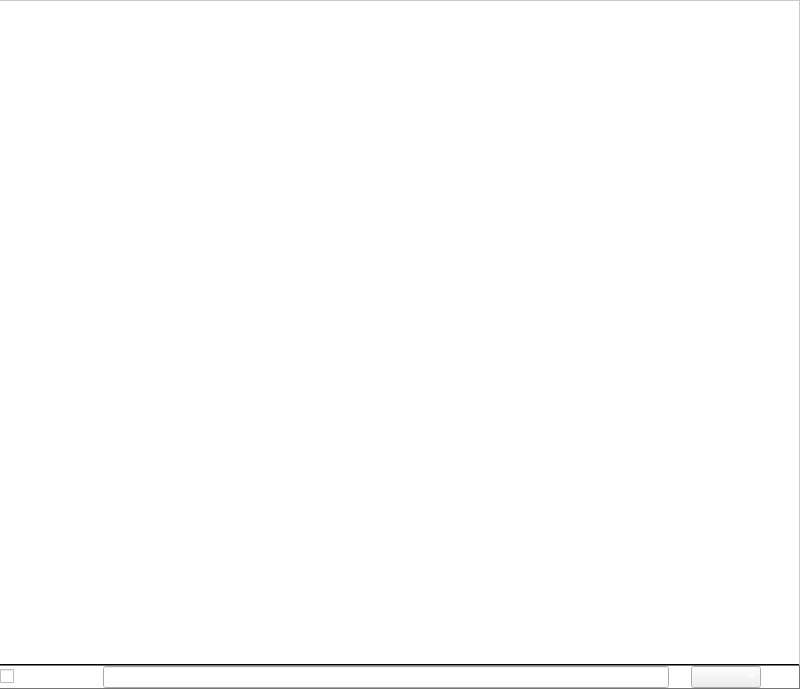
Above: plugins/perspective/GraphPerspective/designer/SpreadViewTableWidget.ui from vadivelselvaraj/TulipGLImprovement before the change. Below: the same form after it.
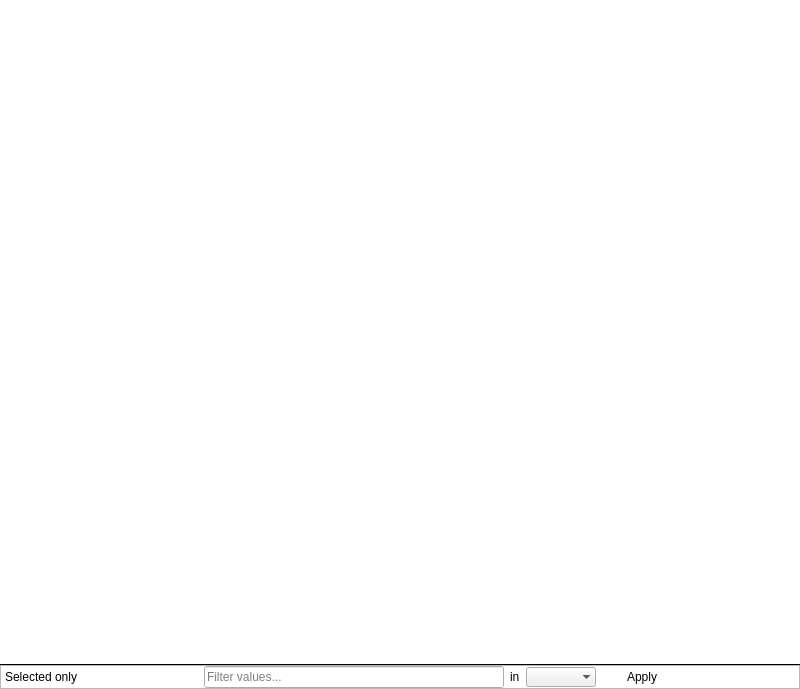
That is the form after the change. Icons and pictures are not drawn. Custom widgets are drawn as their Qt base class.

```diff
--- a/plugins/perspective/GraphPerspective/designer/SpreadViewTableWidget.ui
+++ b/plugins/perspective/GraphPerspective/designer/SpreadViewTableWidget.ui
@@ -23,71 +23,53 @@
     <number>0</number>
    </property>
    <item>
-    <widget class="GraphTableWidget" name="tableView">
+    <widget class="QFrame" name="tableFrame">
      <property name="styleSheet">
-      <string notr="true">QTableView {
-background-color: white;
-border: 1px solid #C9C9C9;
-border-left: 0px;
+      <string notr="true">#tableFrame {
+border: 0px;
 border-bottom: 1px solid black;
 }</string>
      </property>
      <property name="frameShape">
       <enum>QFrame::NoFrame</enum>
      </property>
-     <property name="editTriggers">
-      <set>QAbstractItemView::DoubleClicked|QAbstractItemView::EditKeyPressed</set>
+     <property name="frameShadow">
+      <enum>QFrame::Raised</enum>
      </property>
-     <property name="selectionBehavior">
-      <enum>QAbstractItemView::SelectRows</enum>
-     </property>
-     <property name="sortingEnabled">
-      <bool>true</bool>
-     </property>
-     <attribute name="horizontalHeaderStretchLastSection">
-      <bool>true</bool>
-     </attribute>
+     <layout class="QVBoxLayout" name="verticalLayout_2">
+      <property name="margin">
+       <number>0</number>
+      </property>
+      <item>
+       <widget class="GraphTableWidget" name="tableView">
+        <property name="styleSheet">
+         <string notr="true">QFrame#tableView {
+background-color: white;
+border: 0px;
+}</string>
+        </property>
+        <property name="frameShape">
+         <enum>QFrame::NoFrame</enum>
+        </property>
+        <property name="editTriggers">
+         <set>QAbstractItemView::DoubleClicked|QAbstractItemView::EditKeyPressed</set>
+        </property>
+        <property name="selectionBehavior">
+         <enum>QAbstractItemView::SelectRows</enum>
+        </property>
+        <property name="sortingEnabled">
+         <bool>true</bool>
+        </property>
+        <attribute name="horizontalHeaderStretchLastSection">
+         <bool>true</bool>
+        </attribute>
+       </widget>
+      </item>
+     </layout>
     </widget>
    </item>
    <item>
     <widget class="QFrame" name="bottomFrame">
-     <property name="styleSheet">
-      <string notr="true">* {
-color: white;
-font: bold 11px;
-}
-
-#bottomFrame {
-border-top: 1px solid rgba(117,117,117,255);
-border-bottom: 1px solid rgba(117,117,117,255);
-border-right: 1px solid rgba(117,117,117,255);
-border-left: 0px;
-background-color: qlineargradient(spread:pad, x1:0, y1:0, x2:, y2:1, 
-stop:0 rgb(75,75,75),
-stop:1 rgb(60, 60, 60));
-}
-
-QPushButton {
-border: 0px;
-border-image: none;
-}
-
-QPushButton:hover {
-border: 0px;
-border-image: none;
-background-color: qlineargradient(spread:pad, x1:0, y1:0, x2:, y2:1, 
-stop:0 rgb(85,85,85),
-stop:1 rgb(70, 70, 70));
-}
-
-QPushButton:pressed, .QPushButton:checked {
-border: 0px;
-border-image: none;
-background-color: qlineargradient(spread:pad, x1:0, y1:0, x2:, y2:1, 
-stop:0 rgb(65,65,65),
-stop:1 rgb(50, 50, 50));
-}</string>
-     </property>
      <property name="frameShape">
       <enum>QFrame::StyledPanel</enum>
      </property>
@@ -99,19 +81,86 @@
        <number>0</number>
       </property>
       <item>
-       <widget class="QCheckBox" name="showOnlySelectedElementsCheckBox">
+       <widget class="QPushButton" name="showOnlySelectedElementsCheckBox">
+        <property name="maximumSize">
+         <size>
+          <width>16777215</width>
+          <height>24</height>
+         </size>
+        </property>
+        <property name="styleSheet">
+         <string notr="true">QCheckBox::text {
+color: blue;
+}
+QCheckBox::indicator {
+color: green;
+}
+QCheckBox::indicator:unchecked {
+color: green;
+ }
+
+ QCheckBox::indicator:unchecked:hover {
+color: green;
+ }
+
+ QCheckBox::indicator:unchecked:pressed {
+color: green;
+ }
+
+ QCheckBox::indicator:checked {
+color: green;
+ }
+
+ QCheckBox::indicator:checked:hover {
+color: green;
+ }
+
+ QCheckBox::indicator:checked:pressed {
+color: green;
+ }
+
+ QCheckBox::indicator:indeterminate:hover {
+color: green;
+ }
+
+ QCheckBox::indicator:indeterminate:pressed {
+color: green;
+ }</string>
+        </property>
         <property name="text">
          <string>Selected only</string>
         </property>
+        <property name="checkable">
+         <bool>true</bool>
+        </property>
+        <property name="flat">
+         <bool>true</bool>
+        </property>
        </widget>
       </item>
+      <item>
+       <spacer name="horizontalSpacer">
+        <property name="orientation">
+         <enum>Qt::Horizontal</enum>
+        </property>
+        <property name="sizeHint" stdset="0">
+         <size>
+          <width>40</width>
+          <height>20</height>
+         </size>
+        </property>
+       </spacer>
+      </item>
       <item>
        <widget class="QLineEdit" name="filterPatternLineEdit">
-        <property name="sizePolicy">
-         <sizepolicy hsizetype="Expanding" vsizetype="Fixed">
-          <horstretch>2</horstretch>
-          <verstretch>0</verstretch>
-         </sizepolicy>
+        <property name="minimumSize">
+         <size>
+          <width>300</width>
+          <height>0</height>
+         </size>
+        </property>
+        <property name="styleSheet">
+         <string notr="true">color: black;</string>
         </property>
         <property name="placeholderText">
          <string>Filter values...</string>
@@ -127,12 +176,6 @@
       </item>
       <item>
        <widget class="VisibleSectionsModel" name="comboBox">
-        <property name="sizePolicy">
-         <sizepolicy hsizetype="Expanding" vsizetype="Preferred">
-          <horstretch>0</horstretch>
-          <verstretch>0</verstretch>
-         </sizepolicy>
-        </property>
         <property name="sizeAdjustPolicy">
          <enum>QComboBox::AdjustToContents</enum>
         </property>
@@ -164,6 +207,19 @@
         </property>
        </widget>
       </item>
+      <item>
+       <spacer name="horizontalSpacer_2">
+        <property name="orientation">
+         <enum>Qt::Horizontal</enum>
+        </property>
+        <property name="sizeHint" stdset="0">
+         <size>
+          <width>40</width>
+          <height>20</height>
+         </size>
+        </property>
+       </spacer>
+      </item>
      </layout>
     </widget>
    </item>
```
Left out of the diff: 3 changed lines with no effect on the pictures.
